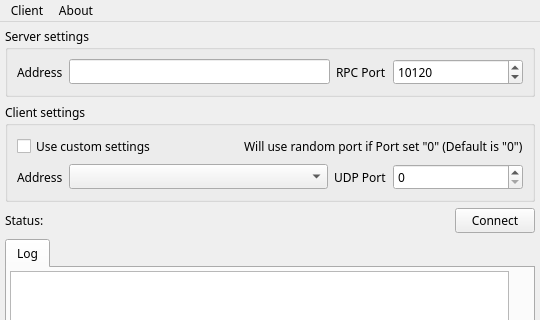
First picture: the form in aqua-qt/qt-client/src/ui/ClientMainWindow.ui, repository aquawius/aqua, before the edit; both pictures show x 0 to 540 and y 0 to 320 of the 540 by 480 pixel window.
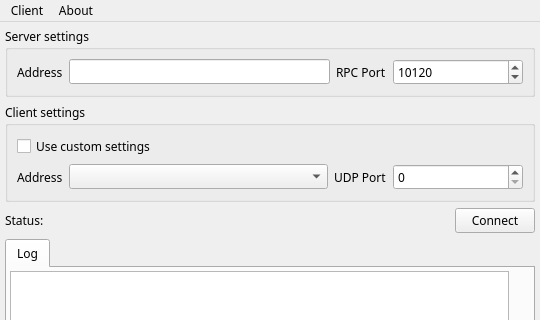
Second picture: the form after the edit. Custom widgets are drawn as their Qt base class.

Commit message: bugfix: audio_playback shutdown triggered error.

What changed in the file:
```diff
--- a/aqua-qt/qt-client/src/ui/ClientMainWindow.ui
+++ b/aqua-qt/qt-client/src/ui/ClientMainWindow.ui
@@ -113,13 +113,6 @@
              </property>
             </spacer>
            </item>
-           <item>
-            <widget class="QLabel" name="label_text">
-             <property name="text">
-              <string>Will use random port if Port set &quot;0&quot; (Default is &quot;0&quot;)</string>
-             </property>
-            </widget>
-           </item>
           </layout>
          </item>
          <item row="1" column="0">
```
Left out of the diff: 12 changed lines with no effect on the pictures. The commit also changes 2 other files.
